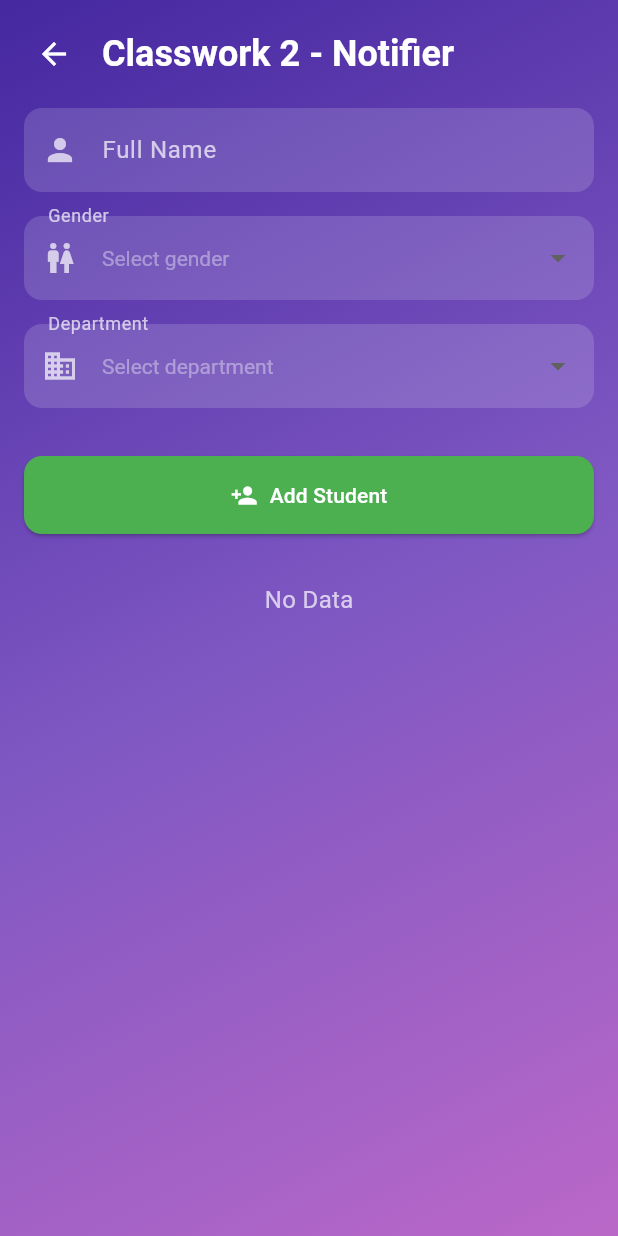
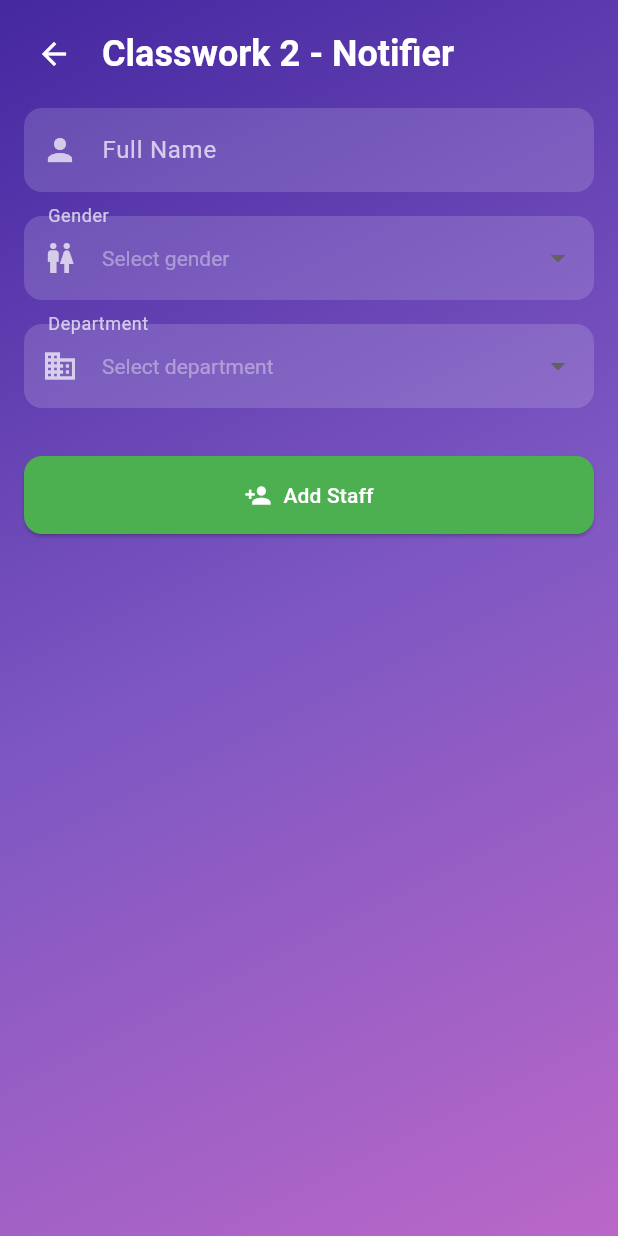
Before and after one commit to diwasbk/Flutter-Learning-App, a Flutter app: the Classwork2NotifierProviderScreen screen opened directly, on a phone screen of 412 x 824 dp. Run offline on Flutter 3.47's test engine with Material 3 defaults, Android fonts, the phone set to English and light mode, and no system bars; our stand-ins replace flutter_riverpod.

Commit message:
Classwork 2: Completed

```diff
--- /dev/null
+++ b/lib/models/staff_model.dart
@@ -0,0 +1,11 @@
+class StaffModel {
+  final String fullName;
+  final String gender;
+  final String department;
+
+  StaffModel({
+    required this.fullName,
+    required this.gender,
+    required this.department,
+  });
+}
--- a/lib/screens/classwork2_notifier_provider_screen.dart
+++ b/lib/screens/classwork2_notifier_provider_screen.dart
@@ -1,10 +1,27 @@
 import 'package:flutter/material.dart';
+import 'package:flutter_learning_app/models/staff_model.dart';
+import 'package:flutter_learning_app/view_models/staff-view_model.dart';
+import 'package:flutter_riverpod/flutter_riverpod.dart';
 
-class Classwork2NotifierProviderScreen extends StatelessWidget {
+class Classwork2NotifierProviderScreen extends ConsumerStatefulWidget {
   const Classwork2NotifierProviderScreen({super.key});
 
   @override
+  ConsumerState<ConsumerStatefulWidget> createState() =>
+      _Classwork2NotifierProviderScreenState();
+}
+
+class _Classwork2NotifierProviderScreenState
+    extends ConsumerState<Classwork2NotifierProviderScreen> {
+  final fullNameController = TextEditingController();
+  String? selectedGender;
+  String? selectedDepartment;
+
+  final _formKey = GlobalKey<FormState>();
+
+  @override
   Widget build(BuildContext context) {
+    final staffViewModel = ref.watch(StaffViewModelProvider);
     return Scaffold(
       body: Container(
         decoration: BoxDecoration(
@@ -19,6 +36,8 @@ class Classwork2NotifierProviderScreen extends StatelessWidget {
           ),
         ),
         child: SafeArea(
+          child: Form(
+            key: _formKey,
             child: Column(
               crossAxisAlignment: CrossAxisAlignment.start,
               children: [
@@ -45,6 +64,7 @@ class Classwork2NotifierProviderScreen extends StatelessWidget {
                 Padding(
                   padding: const EdgeInsets.symmetric(horizontal: 16.0),
                   child: TextFormField(
+                    controller: fullNameController,
                     style: const TextStyle(color: Colors.white),
                     decoration: InputDecoration(
                       labelText: 'Full Name',
@@ -57,7 +77,10 @@ class Classwork2NotifierProviderScreen extends StatelessWidget {
                         borderRadius: BorderRadius.circular(12),
                         borderSide: BorderSide.none,
                       ),
-                    prefixIcon: const Icon(Icons.person, color: Colors.white70),
+                      prefixIcon: const Icon(
+                        Icons.person,
+                        color: Colors.white70,
+                      ),
                     ),
                   ),
                 ),
@@ -65,6 +88,7 @@ class Classwork2NotifierProviderScreen extends StatelessWidget {
                 Padding(
                   padding: const EdgeInsets.symmetric(horizontal: 16.0),
                   child: DropdownButtonFormField<String>(
+                    value: selectedGender,
                     dropdownColor: Colors.deepPurple.shade700,
                     style: const TextStyle(color: Colors.white),
                     decoration: InputDecoration(
@@ -87,13 +111,18 @@ class Classwork2NotifierProviderScreen extends StatelessWidget {
                       DropdownMenuItem(value: 'Female', child: Text('Female')),
                       DropdownMenuItem(value: 'Other', child: Text('Other')),
                     ],
-                  onChanged: (value) {},
+                    onChanged: (value) {
+                      setState(() {
+                        selectedGender = value;
+                      });
+                    },
                   ),
                 ),
                 const SizedBox(height: 16),
                 Padding(
                   padding: const EdgeInsets.symmetric(horizontal: 16.0),
                   child: DropdownButtonFormField<String>(
+                    value: selectedDepartment,
                     dropdownColor: Colors.deepPurple.shade700,
                     style: const TextStyle(color: Colors.white),
                     decoration: InputDecoration(
@@ -121,7 +150,11 @@ class Classwork2NotifierProviderScreen extends StatelessWidget {
                       DropdownMenuItem(value: 'ME', child: Text('ME')),
                       DropdownMenuItem(value: 'CE', child: Text('CE')),
                     ],
-                  onChanged: (value) {},
+                    onChanged: (value) {
+                      setState(() {
+                        selectedDepartment = value;
+                      });
+                    },
                   ),
                 ),
                 const SizedBox(height: 32),
@@ -130,9 +163,22 @@ class Classwork2NotifierProviderScreen extends StatelessWidget {
                   child: SizedBox(
                     width: double.infinity,
                     child: ElevatedButton.icon(
-                    onPressed: () {},
+                      onPressed: () {
+                        if (_formKey.currentState!.validate()) {
+                          final staff = StaffModel(
+                            fullName: fullNameController.text,
+                            gender:
+                                selectedGender!, // ! to tell Dart it's non-null
+                            department:
+                                selectedDepartment!, // ! to tell Dart it's non-null
+                          );
+                          ref
+                              .read(StaffViewModelProvider.notifier)
+                              .addStaff(staff);
+                        }
+                      },
                       icon: const Icon(Icons.person_add),
-                    label: const Text('Add Student'),
+                      label: const Text('Add Staff'),
                       style: ElevatedButton.styleFrom(
                         backgroundColor: Colors.green,
                         foregroundColor: Colors.white,
@@ -145,14 +191,43 @@ class Classwork2NotifierProviderScreen extends StatelessWidget {
                   ),
                 ),
                 const SizedBox(height: 32),
-              const Center(
-                child: Text(
-                  'No Data',
-                  style: TextStyle(color: Colors.white70, fontSize: 16),
+                // Check State
+                staffViewModel.isLoading
+                    ? const Center(child: CircularProgressIndicator())
+                    : ListView.builder(
+                        shrinkWrap: true,
+                        physics: const NeverScrollableScrollPhysics(),
+                        itemCount: staffViewModel.lstStaffs.length,
+                        itemBuilder: (context, index) {
+                          final staff = staffViewModel.lstStaffs[index];
+                          return Container(
+                            padding: EdgeInsets.all(8),
+                            margin: EdgeInsets.all(12),
+                            decoration: BoxDecoration(
+                              color: Colors.white,
+                              borderRadius: BorderRadius.circular(12),
+                            ),
+                            child: ListTile(
+                              title: Text(
+                                staff.fullName,
+                                style: const TextStyle(
+                                  color: Colors.lightBlue,
+                                  fontWeight: FontWeight.bold,
                                 ),
                               ),
-              const Expanded(child: SizedBox()),
+                              trailing: IconButton(
+                                onPressed: () {},
+                                icon: const Icon(
+                                  Icons.delete,
+                                  color: Colors.red,
+                                ),
+                              ),
+                            ),
+                          );
+                        },
+                      ),
               ],
+            ),
           ),
         ),
       ),
--- /dev/null
+++ b/lib/view_models/staff-view_model.dart
@@ -0,0 +1,23 @@
+import 'package:flutter_learning_app/models/staff_model.dart';
+import 'package:flutter_learning_app/state/staff_state.dart';
+import 'package:flutter_riverpod/flutter_riverpod.dart';
+
+// Provider
+final StaffViewModelProvider =
+    NotifierProvider<StaffViewModel, StaffState>(() {
+      return StaffViewModel();
+    });
+
+class StaffViewModel extends Notifier<StaffState> {
+  @override
+  StaffState build() {
+    return StaffState();
+  }
+
+  Future<void> addStaff(StaffModel staff) async {
+    state = state.copyWith(isLoading: true);
+    final updatedStaffs = [...state.lstStaffs, staff];
+    await Future.delayed(Duration(seconds: 3));
+    state = state.copyWith(isLoading: false, lstStaffs: updatedStaffs);
+  }
+}
```
Also changed, not shown: lib/state/staff_state.dart (added, +15 -0 lines). Lines whose indentation alone changed are shown as unchanged.
